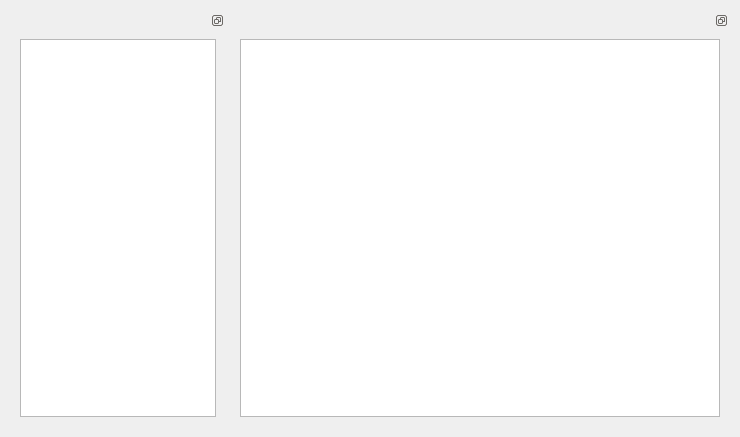
Above: mapview.ui from ArashMassoudieh/WaterwAIs before the change. Below: the same form after it.
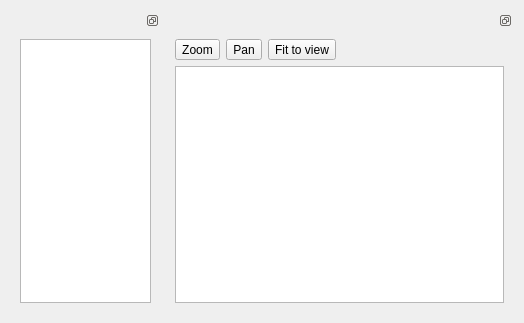
That is the form after the change. Custom widgets are drawn as their Qt base class.

```diff
--- a/mapview.ui
+++ b/mapview.ui
@@ -6,8 +6,8 @@
    <rect>
     <x>0</x>
     <y>0</y>
-    <width>740</width>
-    <height>437</height>
+    <width>524</width>
+    <height>323</height>
    </rect>
   </property>
   <property name="windowTitle">
@@ -52,7 +52,45 @@
       <set>QDockWidget::DockWidgetFloatable|QDockWidget::DockWidgetMovable</set>
      </property>
      <widget class="QWidget" name="dockWidgetContents">
-      <layout class="QHBoxLayout" name="horizontalLayout_2">
+      <layout class="QVBoxLayout" name="verticalLayout">
+       <item>
+        <layout class="QHBoxLayout" name="horizontalLayout_2">
+         <item>
+          <widget class="QToolButton" name="btnZoom">
+           <property name="text">
+            <string>Zoom</string>
+           </property>
+          </widget>
+         </item>
+         <item>
+          <widget class="QToolButton" name="btnPan">
+           <property name="text">
+            <string>Pan</string>
+           </property>
+          </widget>
+         </item>
+         <item>
+          <widget class="QToolButton" name="btnFitToView">
+           <property name="text">
+            <string>Fit to view</string>
+           </property>
+          </widget>
+         </item>
+         <item>
+          <spacer name="horizontalSpacer">
+           <property name="orientation">
+            <enum>Qt::Horizontal</enum>
+           </property>
+           <property name="sizeHint" stdset="0">
+            <size>
+             <width>40</width>
+             <height>20</height>
+            </size>
+           </property>
+          </spacer>
+         </item>
+        </layout>
+       </item>
        <item>
         <widget class="GraphicsView" name="graphicsView"/>
        </item>
```
Left out of the diff: 2 changed lines with no effect on the pictures.
